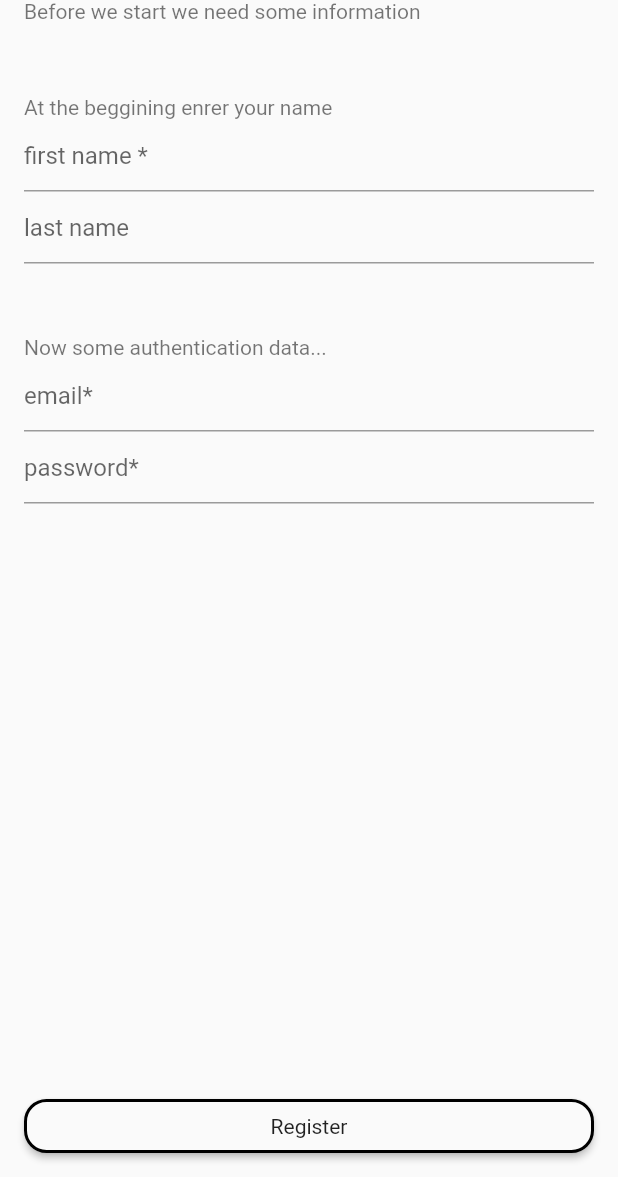
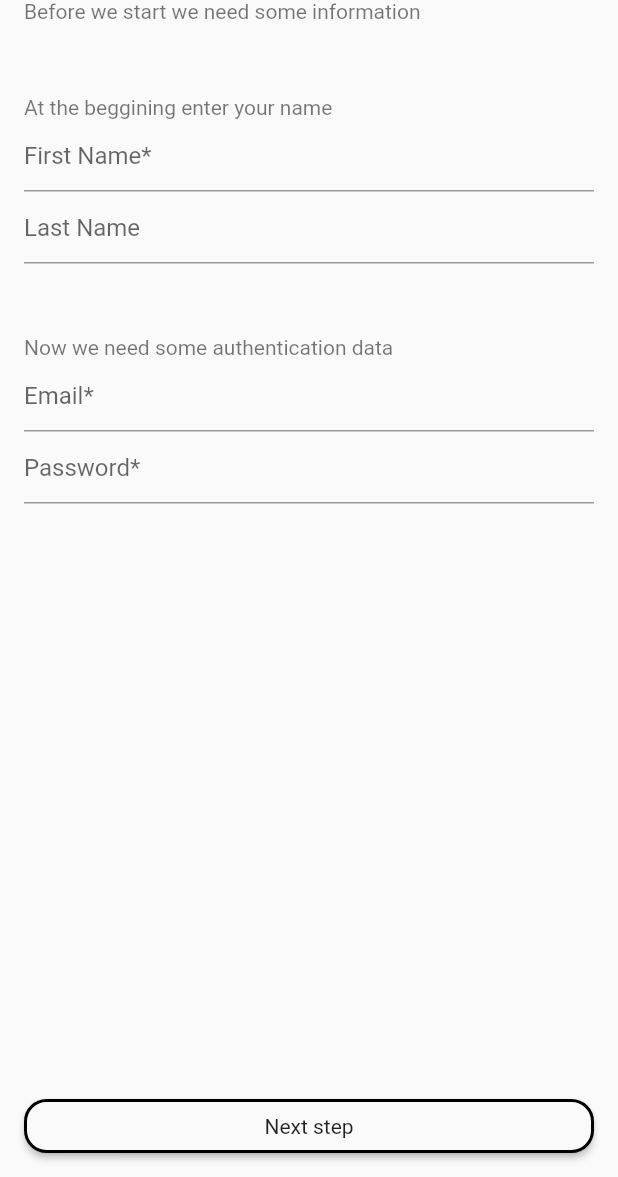
Before and after one commit to trikitirem/bandmate_mobile, a Flutter app: the RegisterScreen screen opened by its route, on a phone screen of 412 x 824 dp, the part 59-1236 px from its top. Run offline on Flutter 3.47's test engine with Material 2 defaults, Android fonts, the phone set to English and light mode, and no system bars; our stand-ins replace hive, hive_flutter; accounts and stored records are empty; generated files the repository leaves out were written again; network calls fail.

Commit message:
feat: register screen update

```diff
--- a/lib/core/components/input/form_text_input.dart
+++ b/lib/core/components/input/form_text_input.dart
@@ -8,15 +8,18 @@ class FormTextInput extends StatelessWidget {
     this.hintText,
     required this.onChanged,
     this.obscure,
+    this.initialValue,
   });
 
   final String? hintText;
   final void Function(String? value) onChanged;
   final bool? obscure;
+  final String? initialValue;
 
   @override
   Widget build(BuildContext context) {
     return TextFormField(
+      initialValue: initialValue,
       cursorColor: Colors.black,
       decoration: InputDecoration(
         hintText: hintText,
--- a/lib/features/register/model/register.dart
+++ b/lib/features/register/model/register.dart
@@ -1,5 +1,6 @@
 // ignore: depend_on_referenced_packages
 import 'package:json_annotation/json_annotation.dart';
+import 'package:mobile/core/models/musician/about.dart';
 import 'package:mobile/core/models/musician/contact.dart';
 
 import '../../../core/models/musician/name.dart';
@@ -12,6 +13,7 @@ class Register {
 
   Name name = Name(firstName: "");
   Contact contact = Contact(email: "");
+  About about = About(genres: [], instruments: []);
   String password = "";
 
   factory Register.fromJson(Map<String, dynamic> json) =>
--- a/lib/features/register/provider/register_provider.dart
+++ b/lib/features/register/provider/register_provider.dart
@@ -14,6 +14,7 @@ class RegisterProvider with ChangeNotifier {
 
   final BuildContext _context;
   final HttpService _httpService = HttpService();
+  Register form = Register();
 
   bool? _loading;
   bool? get loading => _loading;
@@ -21,8 +22,18 @@ class RegisterProvider with ChangeNotifier {
   String? _errorMessage;
   String? get errorMessage => _errorMessage;
 
-  Future register(Register register, VoidCallback onSuccess) async {
-    final body = register.toJson();
+  void setInstruments(List<String> instruments) {
+    form.about.instruments = instruments;
+    notifyListeners();
+  }
+
+  void setGenres(List<String> genres) {
+    form.about.genres = genres;
+    notifyListeners();
+  }
+
+  Future register(VoidCallback onSuccess) async {
+    final body = form.toJson();
     try {
       _errorMessage = null;
       _loading = true;
--- /dev/null
+++ b/lib/features/register/types/steps.dart
@@ -0,0 +1 @@
+enum RegisterSteps { step1, step2 }
--- a/lib/features/register/view/register_screen.dart
+++ b/lib/features/register/view/register_screen.dart
@@ -1,9 +1,7 @@
 import 'package:flutter/material.dart';
-import 'package:mobile/core/components/text/error_message.dart';
-import 'package:mobile/features/home/view/home_screen.dart';
-import '../../../core/components/input/button.dart';
-import '../../../core/components/input/form_text_input.dart';
-import '../model/register.dart';
+import 'package:mobile/features/register/types/steps.dart';
+import 'package:mobile/features/register/view/subview/step1.dart';
+import 'package:mobile/features/register/view/subview/step2.dart';
 import '../provider/register_provider.dart';
 import 'package:provider/provider.dart';
 
@@ -16,7 +14,24 @@ class RegisterScreen extends StatefulWidget {
 }
 
 class _RegisterScreenState extends State<RegisterScreen> {
-  final _formData = Register();
+  var currentStep = RegisterSteps.step1;
+
+  void setStep(RegisterSteps nextStep) {
+    setState(() {
+      currentStep = nextStep;
+    });
+  }
+
+  Widget buildLayout() {
+    switch (currentStep) {
+      case RegisterSteps.step1:
+        return RegisterStep1(setStep: setStep);
+      case RegisterSteps.step2:
+        return RegisterStep2(setStep: setStep);
+      default:
+        return Container();
+    }
+  }
 
   @override
   Widget build(BuildContext context) {
@@ -24,98 +39,7 @@ class _RegisterScreenState extends State<RegisterScreen> {
       body: SafeArea(
         child: ChangeNotifierProvider(
           create: (context) => RegisterProvider(context),
-          child: Builder(builder: (context) {
-            final registerProvider = context.watch<RegisterProvider>();
-
-            return Container(
-              padding: const EdgeInsets.all(16.0),
-              child: Form(
-                child: Stack(
-                  children: [
-                    Column(
-                      crossAxisAlignment: CrossAxisAlignment.stretch,
-                      children: [
-                        const Text(
-                          "Register to BandMate",
-                          textAlign: TextAlign.left,
-                          style: TextStyle(
-                            fontSize: 20.0,
-                          ),
-                        ),
-                        const Text(
-                          "Before we start we need some information",
-                          style: TextStyle(color: Colors.black54),
-                        ),
-                        const SizedBox(
-                          height: 48.0,
-                        ),
-                        const Text(
-                          "At the beggining enrer your name",
-                          style: TextStyle(color: Colors.black54),
-                        ),
-                        FormTextInput(
-                          hintText: "first name *",
-                          onChanged: (value) => setState(() {
-                            _formData.name.firstName = value ?? "";
-                          }),
-                        ),
-                        FormTextInput(
-                          hintText: "last name",
-                          onChanged: (value) => setState(() {
-                            _formData.name.lastName = value;
-                          }),
-                        ),
-                        const SizedBox(
-                          height: 48.0,
-                        ),
-                        const Text(
-                          "Now some authentication data...",
-                          style: TextStyle(color: Colors.black54),
-                        ),
-                        FormTextInput(
-                          hintText: "email*",
-                          onChanged: (value) => setState(() {
-                            _formData.contact.email = value ?? "";
-                          }),
-                        ),
-                        FormTextInput(
-                          hintText: "password*",
-                          obscure: true,
-                          onChanged: (value) => setState(() {
-                            _formData.password = value ?? "";
-                          }),
-                        ),
-                        ErrorMessage(
-                          errorMessage: registerProvider.errorMessage,
-                        ),
-                      ],
-                    ),
-                    Positioned(
-                      bottom: 0,
-                      left: 0,
-                      right: 0,
-                      child: Button(
-                        label: registerProvider.loading == true
-                            ? "Loading..."
-                            : "Register",
-                        onClick: () =>
-                            context.read<RegisterProvider>().register(
-                          _formData,
-                          () {
-                            if (!mounted) {
-                              return;
-                            }
-                            Navigator.of(context).pushNamedAndRemoveUntil(
-                                HomeScreen.path, (route) => false);
-                          },
-                        ),
-                      ),
-                    ),
-                  ],
-                ),
-              ),
-            );
-          }),
+          child: buildLayout(),
         ),
       ),
     );
--- /dev/null
+++ b/lib/features/register/view/subview/step1.dart
@@ -0,0 +1,94 @@
+import 'package:flutter/material.dart';
+import 'package:provider/provider.dart';
+import '../../../../core/components/input/button.dart';
+import '../../../../core/components/input/form_text_input.dart';
+import '../../../../core/components/text/error_message.dart';
+import '../../provider/register_provider.dart';
+import 'package:flutter_gen/gen_l10n/app_localizations.dart';
+import '../../types/steps.dart';
+
+class RegisterStep1 extends StatelessWidget {
+  const RegisterStep1({super.key, required this.setStep});
+
+  final void Function(RegisterSteps nextStep) setStep;
+
+  @override
+  Widget build(BuildContext context) {
+    final registerProvider = context.watch<RegisterProvider>();
+    final form = registerProvider.form;
+    final localizations = AppLocalizations.of(context)!;
+
+    return Container(
+      padding: const EdgeInsets.all(16.0),
+      child: Form(
+        child: Stack(
+          children: [
+            Column(
+              crossAxisAlignment: CrossAxisAlignment.stretch,
+              children: [
+                Text(
+                  localizations.register_step1_title,
+                  textAlign: TextAlign.left,
+                  style: const TextStyle(
+                    fontSize: 20.0,
+                  ),
+                ),
+                Text(
+                  localizations.register_step1_subtitle,
+                  style: const TextStyle(color: Colors.black54),
+                ),
+                const SizedBox(
+                  height: 48.0,
+                ),
+                Text(
+                  localizations.register_step1_names_title,
+                  style: const TextStyle(color: Colors.black54),
+                ),
+                FormTextInput(
+                  hintText: localizations.register_step1_names_firstname,
+                  onChanged: (value) => form.name.firstName = value ?? "",
+                  initialValue: form.name.firstName,
+                ),
+                FormTextInput(
+                  hintText: localizations.register_step1_names_lastname,
+                  onChanged: (value) => form.name.lastName = value,
+                  initialValue: form.name.lastName,
+                ),
+                const SizedBox(
+                  height: 48.0,
+                ),
+                Text(
+                  localizations.register_step1_auth_title,
+                  style: const TextStyle(color: Colors.black54),
+                ),
+                FormTextInput(
+                  hintText: localizations.register_step1_auth_email,
+                  onChanged: (value) => form.contact.email = value ?? "",
+                  initialValue: form.contact.email,
+                ),
+                FormTextInput(
+                  hintText: localizations.register_step1_auth_password,
+                  obscure: true,
+                  onChanged: (value) => form.password = value ?? "",
+                  initialValue: form.password,
+                ),
+                ErrorMessage(
+                  errorMessage: registerProvider.errorMessage,
+                ),
+              ],
+            ),
+            Positioned(
+              bottom: 0,
+              left: 0,
+              right: 0,
+              child: Button(
+                label: localizations.core_next_step,
+                onClick: () => setStep(RegisterSteps.step2),
+              ),
+            ),
+          ],
+        ),
+      ),
+    );
+  }
+}
```
Also changed, not shown: lib/core/components/input/text_area.dart (added, +32 -0 lines), lib/core/models/musician/about.dart (+4 -4 lines), lib/features/register/model/post_register.dart (deleted, +0 -17 lines), lib/features/register/view/subview/step2.dart (added, +102 -0 lines), lib/l10n/app_en.arb (+21 -1 lines), lib/core/models/musician/musician.g.dart, lib/features/register/model/post_register.g.dart (deleted), lib/features/register/model/register.g.dart, lib/features/register/types/lists.dart (renamed from lib/features/register/view/lists.dart).
